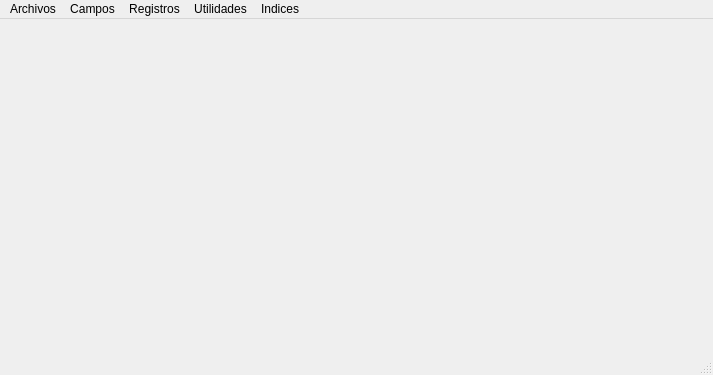
This is Access/mainwindow.ui in dacm26/Proy_Orga as Qt 5 draws it before an edit. The edited form follows.
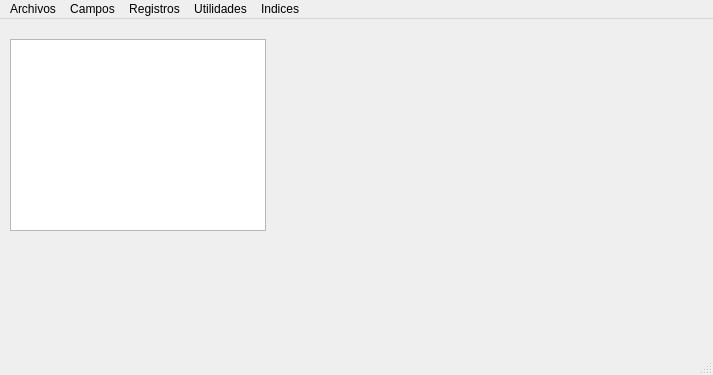
This is the edited form.

```diff
--- a/Access/mainwindow.ui
+++ b/Access/mainwindow.ui
@@ -13,7 +13,18 @@
   <property name="windowTitle">
    <string>Access dacm26</string>
   </property>
-  <widget class="QWidget" name="centralWidget"/>
+  <widget class="QWidget" name="centralWidget">
+   <widget class="QTableView" name="table">
+    <property name="geometry">
+     <rect>
+      <x>10</x>
+      <y>20</y>
+      <width>256</width>
+      <height>192</height>
+     </rect>
+    </property>
+   </widget>
+  </widget>
   <widget class="QMenuBar" name="menuBar">
    <property name="geometry">
     <rect>
```
